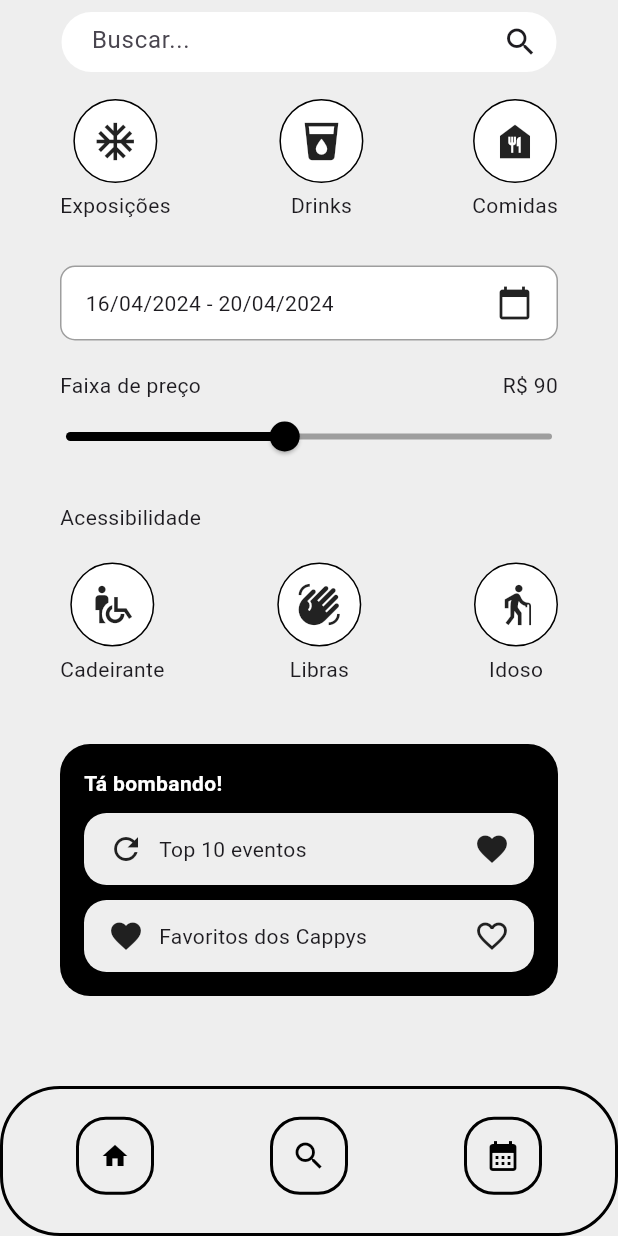
After one commit to schin0/cappybara_flutter, a Flutter app: the screen it shows after launch, item 2 of the bottom bar chosen, after a tap on the "search" icon, on a phone screen of 412 x 824 dp. The commit adds this screen. Run offline on Flutter 3.47's test engine with Material 3 defaults, Android fonts, the phone set to English and light mode, and no system bars; our stand-ins replace flutter_svg, google_maps_flutter.

Commit message:
Criar tela de busca

```diff
--- a/lib/routes/app_routes.dart
+++ b/lib/routes/app_routes.dart
@@ -4,6 +4,7 @@ import '../screens/home_screen.dart';
 class AppRoutes {
   static const String homeScreen = '/home_screen';
   static const String eventoScreen = '/evento_screen';
+  static const String buscaScreen = '/busca_screen';
 
   static const String rotaInicial = '/rotaInicial';
 
--- /dev/null
+++ b/lib/screens/busca_screen.dart
@@ -0,0 +1,223 @@
+import 'package:flutter/material.dart';
+
+import '../widgets/menu_navegacao_widget.dart';
+
+class BuscaScreen extends StatelessWidget {
+  const BuscaScreen({Key? key}) : super(key: key);
+
+  @override
+  Widget build(BuildContext context) {
+    return Scaffold(
+      backgroundColor: Colors.grey[200],
+      appBar: AppBar(
+        backgroundColor: Colors.grey[200],
+        elevation: 0,
+        automaticallyImplyLeading: false,
+        title: Container(
+            height: 40,
+            margin: const EdgeInsets.symmetric(horizontal: 25),
+            decoration: BoxDecoration(
+              color: Colors.white,
+              borderRadius: BorderRadius.circular(20),
+            ),
+            child: Container(
+              child: Row(
+                children: [
+                  Expanded(
+                    child: Padding(
+                      padding: const EdgeInsets.symmetric(horizontal: 0),
+                      child: TextField(
+                        decoration: InputDecoration(
+                          hintText: 'Buscar...',
+                          border: InputBorder.none,
+                        ),
+                      ),
+                    ),
+                  ),
+                  IconButton(
+                    icon: Icon(Icons.search),
+                    onPressed: () {},
+                  ),
+                ],
+              ),
+              margin: const EdgeInsets.only(left: 20, bottom: 5),
+            )),
+      ),
+      body: Column(
+        children: [
+          Container(
+            padding: const EdgeInsets.symmetric(horizontal: 40, vertical: 10),
+            child: Row(
+              mainAxisAlignment: MainAxisAlignment.spaceBetween,
+              children: [
+                buildCategoryButton(Icons.ac_unit, 'Exposições'),
+                buildCategoryButton(Icons.local_drink, 'Drinks'),
+                buildCategoryButton(Icons.food_bank, 'Comidas'),
+              ],
+            ),
+          ),
+          SizedBox(height: 20),
+          Container(
+            margin: const EdgeInsets.symmetric(horizontal: 40),
+            padding: EdgeInsets.symmetric(horizontal: 16, vertical: 12),
+            decoration: BoxDecoration(
+              color: Colors.white,
+              borderRadius: BorderRadius.circular(10),
+              border: Border.all(color: Colors.grey),
+            ),
+            child: Row(
+              mainAxisAlignment: MainAxisAlignment.spaceBetween,
+              children: [
+                Text('16/04/2024 - 20/04/2024'),
+                Icon(Icons.calendar_today),
+              ],
+            ),
+          ),
+          SizedBox(height: 20),
+          Row(
+            mainAxisAlignment: MainAxisAlignment.spaceBetween,
+            children: [
+              Container(
+                margin: const EdgeInsets.symmetric(horizontal: 40),
+                child: Text('Faixa de preço'),
+              ),
+              Container(
+                margin: const EdgeInsets.symmetric(horizontal: 40),
+                child: Text('R\$ 90'),
+              ),
+            ],
+          ),
+          Container(
+            margin: const EdgeInsets.symmetric(horizontal: 20),
+            child: Slider(
+              value: 90,
+              min: 0,
+              max: 200,
+              onChanged: (value) {},
+              activeColor: Colors.black,
+              inactiveColor: Colors.grey,
+            ),
+          ),
+          SizedBox(height: 20),
+          Row(
+            mainAxisAlignment: MainAxisAlignment.start,
+            children: [
+              Container(
+                margin: const EdgeInsets.symmetric(horizontal: 40),
+                child: Text('Acessibilidade'),
+              ),
+            ],
+          ),
+          Container(
+            padding: const EdgeInsets.symmetric(horizontal: 40, vertical: 20),
+            child: Row(
+              mainAxisAlignment: MainAxisAlignment.spaceBetween,
+              children: [
+                buildCategoryButton(Icons.wheelchair_pickup, 'Cadeirante'),
+                buildCategoryButton(Icons.waving_hand, 'Libras'),
+                buildCategoryButton(Icons.elderly, 'Idoso'),
+              ],
+            ),
+          ),
+          SizedBox(height: 20),
+          Container(
+            padding: EdgeInsets.all(16),
+            decoration: BoxDecoration(
+              color: Colors.black,
+              borderRadius: BorderRadius.circular(20),
+            ),
+            margin: const EdgeInsets.symmetric(horizontal: 40),
+            child: Column(
+              crossAxisAlignment: CrossAxisAlignment.start,
+              children: [
+                Text(
+                  'Tá bombando!',
+                  style: TextStyle(
+                    color: Colors.white,
+                    fontWeight: FontWeight.bold,
+                  ),
+                ),
+                SizedBox(height: 10),
+                buildEventCard(
+                    'Top 10 eventos', Icons.refresh, Icons.favorite_sharp),
+                SizedBox(height: 10),
+                buildEventCard('Favoritos dos Cappys', Icons.favorite_sharp,
+                    Icons.favorite_border),
+              ],
+            ),
+          ),
+          Spacer(),
+          MenuNavegacao()
+        ],
+      ),
+    );
+  }
+
+  Widget buildCategoryButton(IconData icon, String label) {
+    return Column(
+      children: [
+        Container(
+          padding: EdgeInsets.all(12),
+          decoration: BoxDecoration(
+            color: Colors.white,
+            shape: BoxShape.circle,
+            border: Border.all(color: Colors.black),
+          ),
+          child: Icon(icon, size: 30),
+        ),
+        SizedBox(height: 5),
+        Text(label),
+      ],
+    );
+  }
+
+  Widget buildEventCard(String title, IconData leftIcon, IconData rightIcon) {
+    return Container(
+      padding: EdgeInsets.symmetric(horizontal: 16, vertical: 12),
+      decoration: BoxDecoration(
+        color: Colors.grey[200],
+        borderRadius: BorderRadius.circular(15),
+      ),
+      child: Row(
+        mainAxisAlignment: MainAxisAlignment.spaceBetween,
+        children: [
+          Row(
+            children: [
+              Icon(leftIcon),
+              SizedBox(width: 10),
+              Text(title),
+            ],
+          ),
+          Icon(rightIcon),
+        ],
+      ),
+    );
+  }
+
+  Widget buildCategoryButtonWithCheckbox(
+      IconData icon, String label, bool isChecked) {
+    return Column(
+      children: [
+        Row(
+          mainAxisSize: MainAxisSize.min,
+          children: [
+            Checkbox(
+              value: isChecked,
+              onChanged: (bool? value) {},
+            ),
+            Container(
+              padding: EdgeInsets.all(10),
+              decoration: BoxDecoration(
+                color: Colors.white,
+                shape: BoxShape.circle,
+                border: Border.all(color: Colors.black),
+              ),
+              child: Icon(icon, size: 30),
+            ),
+          ],
+        ),
+        SizedBox(height: 5),
+      ],
+    );
+  }
+}
--- a/lib/widgets/menu_navegacao_widget.dart
+++ b/lib/widgets/menu_navegacao_widget.dart
@@ -1,3 +1,4 @@
+import 'package:cappybara_flutter/screens/busca_screen.dart';
 import 'package:cappybara_flutter/screens/home_screen.dart';
 import 'package:flutter/material.dart';
 import '../routes/app_routes.dart';
@@ -63,7 +64,18 @@ class MenuNavegacao extends StatelessWidget {
                     Icons.search,
                     color: Colors.black,
                   ),
-                  onPressed: () {},
+                  onPressed: () {
+                    final currentRoute = ModalRoute.of(context)?.settings.name;
+                    if (currentRoute != "/busca_screen") {
+                      Navigator.push(
+                        context,
+                        MaterialPageRoute(
+                          builder: (context) => BuscaScreen(),
+                          settings: RouteSettings(name: AppRoutes.buscaScreen),
+                        ),
+                      );
+                    }
+                  },
                 ),
               ),
               label: '',
```
